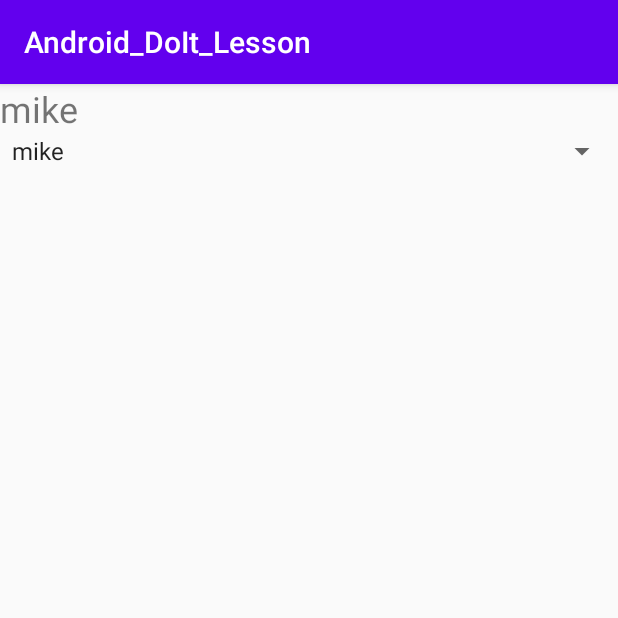
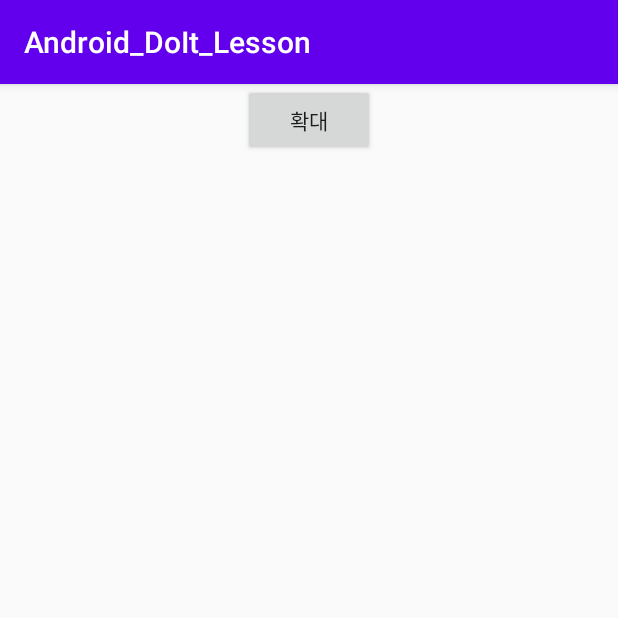
Before and after one commit to corn1200/Android_DoIt_Lesson, an Android app: the screen it shows after launch (MainActivity), on a phone screen of 412 x 824 dp, the top half of it. Run offline under Robolectric (Android 15) with nearby library versions, the phone set to English and light mode, and no system bars.

Commit message:
part02 chapter08 01 animation

```diff
--- a/app/src/main/java/com/example/AndroidDoItLesson/MainActivity.java
+++ b/app/src/main/java/com/example/AndroidDoItLesson/MainActivity.java
@@ -2,40 +2,25 @@ package com.example.AndroidDoItLesson;
 
 import android.os.Bundle;
 import android.view.View;
-import android.widget.AdapterView;
-import android.widget.ArrayAdapter;
-import android.widget.Spinner;
-import android.widget.TextView;
+import android.view.animation.Animation;
+import android.view.animation.AnimationUtils;
+import android.widget.Button;
 
 import androidx.appcompat.app.AppCompatActivity;
 
 public class MainActivity extends AppCompatActivity {
-    TextView textView;
-
-    String[] items = {"mike", "angel", "crow", "john", "sean"};
 
     @Override
     protected void onCreate(Bundle savedInstanceState) {
         super.onCreate(savedInstanceState);
         setContentView(R.layout.activity_main);
 
-        textView = findViewById(R.id.textView);
-
-        Spinner spinner = findViewById(R.id.spinner);
-        ArrayAdapter<String> adapter = new ArrayAdapter<String>(this, android.R.layout.simple_spinner_item, items);
-
-        adapter.setDropDownViewResource(android.R.layout.simple_spinner_dropdown_item);
-        spinner.setAdapter(adapter);
-
-        spinner.setOnItemSelectedListener(new AdapterView.OnItemSelectedListener() {
+        Button button = findViewById(R.id.button);
+        button.setOnClickListener(new View.OnClickListener() {
             @Override
-            public void onItemSelected(AdapterView<?> parent, View view, int position, long id) {
-                textView.setText(items[position]);
-            }
-
-            @Override
-            public void onNothingSelected(AdapterView<?> parent) {
-                textView.setText("");
+            public void onClick(View v) {
+                Animation anim = AnimationUtils.loadAnimation(getApplicationContext(), R.anim.scale);
+                v.startAnimation(anim);
             }
         });
     }
--- /dev/null
+++ b/app/src/main/res/anim/scale.xml
@@ -0,0 +1,11 @@
+<?xml version="1.0" encoding="utf-8"?>
+<set xmlns:android="http://schemas.android.com/apk/res/android">
+    <scale
+        android:duration="2500"
+        android:pivotX="50%"
+        android:pivotY="50%"
+        android:fromXScale="1.0"
+        android:fromYScale="1.0"
+        android:toXScale="2.0"
+        android:toYScale="2.0"/>
+</set>
--- a/app/src/main/res/layout/activity_main.xml
+++ b/app/src/main/res/layout/activity_main.xml
@@ -5,15 +5,10 @@
     android:layout_height="match_parent"
     android:orientation="vertical" >
 
-    <TextView
-        android:id="@+id/textView"
-        android:layout_width="match_parent"
+    <Button
+        android:id="@+id/button"
+        android:layout_width="wrap_content"
         android:layout_height="wrap_content"
-        android:text="선택된 아이템"
-        android:textSize="24sp" />
-
-    <Spinner
-        android:id="@+id/spinner"
-        android:layout_width="match_parent"
-        android:layout_height="wrap_content" />
+        android:layout_gravity="center_horizontal"
+        android:text="확대" />
 </LinearLayout>
```
